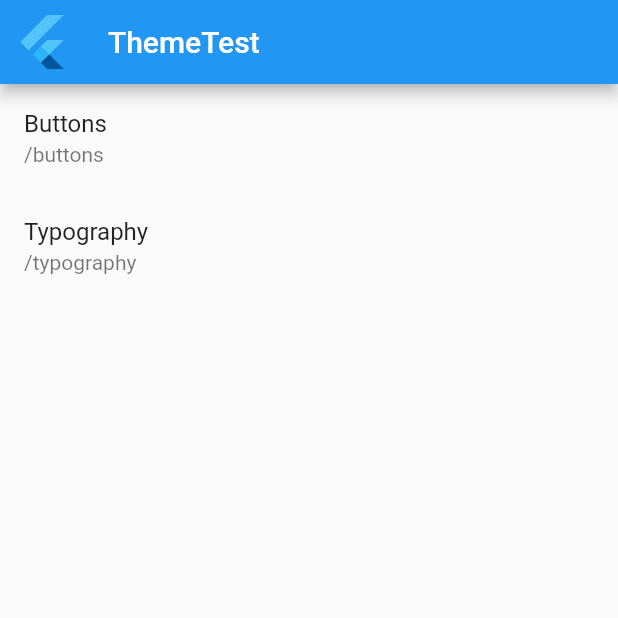
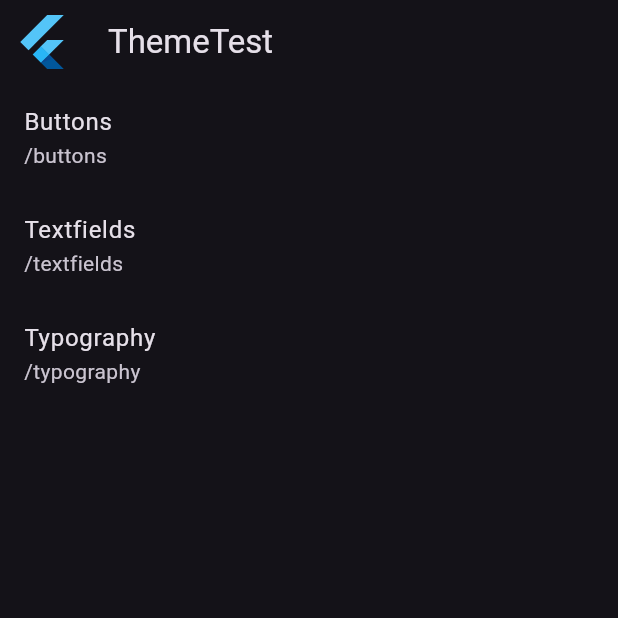
Before and after one commit to rozpo/theme_test, a Flutter app: the screen it shows after launch, on a phone screen of 412 x 824 dp, the top half of it. Run offline on Flutter 3.47's test engine with Material 2 defaults, Android fonts, the phone set to English and light mode, and no system bars; our stand-ins replace beamer.

```diff
--- a/lib/main.dart
+++ b/lib/main.dart
@@ -6,6 +6,7 @@ import 'package:theme_test/router/router_controller.dart';
 void main() {
   runApp(
     MaterialApp.router(
+      theme: ThemeData.dark(useMaterial3: true),
       debugShowCheckedModeBanner: false,
       routeInformationParser: BeamerParser(),
       routerDelegate: RouterController.delegate,
--- a/lib/pages/home_page.dart
+++ b/lib/pages/home_page.dart
@@ -24,6 +24,11 @@ class HomePage extends StatelessWidget {
             onTap: () => context.beamToNamed(Routes.buttons.path),
           ),
           ListTile(
+            title: Text(Routes.textfields.name),
+            subtitle: Text(Routes.textfields.path),
+            onTap: () => context.beamToNamed(Routes.textfields.path),
+          ),
+          ListTile(
             title: Text(Routes.typography.name),
             subtitle: Text(Routes.typography.path),
             onTap: () => context.beamToNamed(Routes.typography.path),
--- a/lib/router/router_controller.dart
+++ b/lib/router/router_controller.dart
@@ -2,6 +2,7 @@ import 'package:beamer/beamer.dart';
 
 import 'package:theme_test/pages/buttons_page.dart';
 import 'package:theme_test/pages/home_page.dart';
+import 'package:theme_test/pages/textfields_page.dart';
 import 'package:theme_test/pages/typography_page.dart';
 
 mixin RouterController {
@@ -12,6 +13,7 @@ mixin RouterController {
       routes: {
         Routes.home.path: (_, __, ___) => const HomePage(),
         Routes.buttons.path: (_, __, ___) => const ButtonsPage(),
+        Routes.textfields.path: (_, __, ___) => const TextfieldsPage(),
         Routes.typography.path: (_, __, ___) => const TypographyPage(),
       },
     ),
@@ -21,6 +23,7 @@ mixin RouterController {
 enum Routes {
   home('ThemeTest', '/'),
   buttons('Buttons', '/buttons'),
+  textfields('Textfields', '/textfields'),
   typography('Typography', '/typography');
 
   final String name;
```
Also changed, not shown: lib/pages/textfields_page.dart (added, +26 -0 lines).
